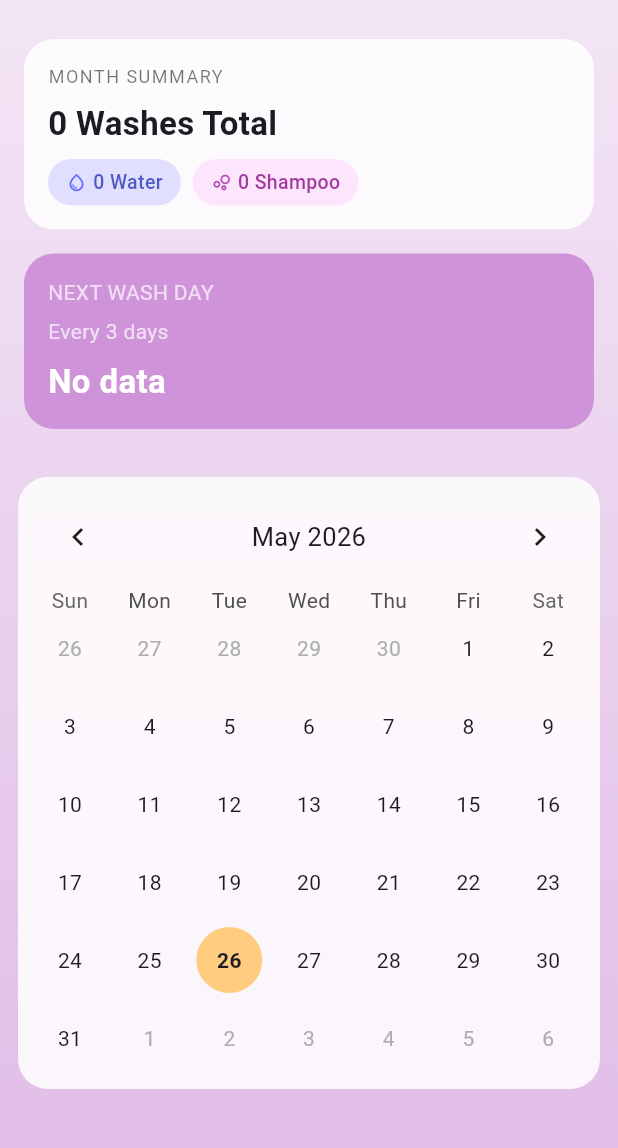
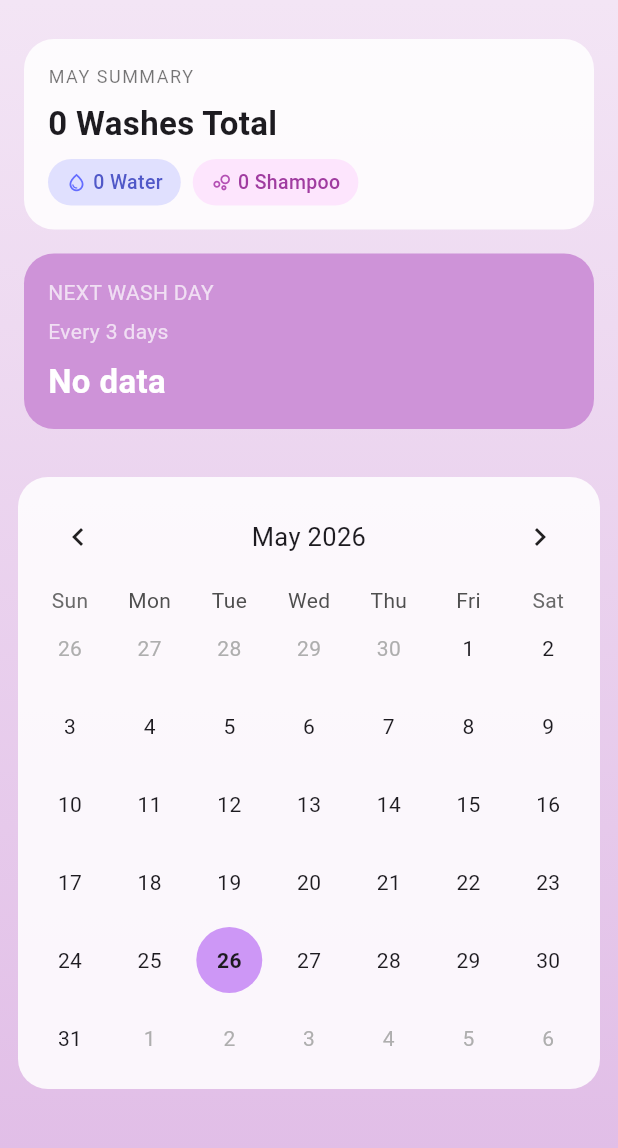
Before and after one commit to adrxjaa/rapunzel, a Flutter app: the screen it shows after launch, on a phone screen of 412 x 824 dp, the part 84-1232 px from its top. Run offline on Flutter 3.47's test engine with Material 3 defaults, Android fonts, the phone set to English and light mode, and no system bars; drawn by our look-alikes of table_calendar; our stand-ins replace hive, hive_flutter; accounts and stored records are empty.

Commit message:
more ui changes

```diff
--- a/lib/home.dart
+++ b/lib/home.dart
@@ -25,12 +25,10 @@ class _MyHomePageState extends State<MyHomePage> {
 
   String _key(DateTime d) => "${d.year}-${d.month}-${d.day}";
 
-  // 🔹 GET FREQUENCY
   int _getFrequency() {
     return box.get('frequency', defaultValue: 3);
   }
 
-  // 🔹 SET FREQUENCY DIALOG
   void _showFrequencyDialog() {
     int temp = _getFrequency();
 
@@ -46,20 +44,13 @@ class _MyHomePageState extends State<MyHomePage> {
                 children: [
                   IconButton(
                     onPressed: () {
-                      if (temp > 1) {
-                        setStateDialog(() => temp--);
-                      }
+                      if (temp > 1) setStateDialog(() => temp--);
                     },
                     icon: const Icon(Icons.remove),
                   ),
-                  Text(
-                    "$temp days",
-                    style: const TextStyle(fontSize: 18),
-                  ),
+                  Text("$temp days", style: const TextStyle(fontSize: 18)),
                   IconButton(
-                    onPressed: () {
-                      setStateDialog(() => temp++);
-                    },
+                    onPressed: () => setStateDialog(() => temp++),
                     icon: const Icon(Icons.add),
                   ),
                 ],
@@ -81,7 +72,6 @@ class _MyHomePageState extends State<MyHomePage> {
     );
   }
 
-  // 🔹 ADD / REMOVE WASH
   void _showWashDialog(DateTime day) {
     showDialog(
       context: context,
@@ -94,18 +84,14 @@ class _MyHomePageState extends State<MyHomePage> {
               ListTile(
                 title: const Text("Water Wash"),
                 onTap: () {
-                  setState(() {
-                    box.put(_key(day), "water");
-                  });
+                  setState(() => box.put(_key(day), "water"));
                   Navigator.pop(context);
                 },
               ),
               ListTile(
                 title: const Text("Shampoo + Conditioner"),
                 onTap: () {
-                  setState(() {
-                    box.put(_key(day), "shampoo");
-                  });
+                  setState(() => box.put(_key(day), "shampoo"));
                   Navigator.pop(context);
                 },
               ),
@@ -113,9 +99,7 @@ class _MyHomePageState extends State<MyHomePage> {
               ListTile(
                 title: const Text("Remove Entry"),
                 onTap: () {
-                  setState(() {
-                    box.delete(_key(day));
-                  });
+                  setState(() => box.delete(_key(day)));
                   Navigator.pop(context);
                 },
               ),
@@ -126,7 +110,6 @@ class _MyHomePageState extends State<MyHomePage> {
     );
   }
 
-  // 🔹 COLOR DAYS
   Color? _getDayColor(DateTime day) {
     final type = box.get(_key(day));
     if (type == "water") return const Color.fromARGB(255, 158, 163, 255);
@@ -134,9 +117,8 @@ class _MyHomePageState extends State<MyHomePage> {
     return null;
   }
 
-  // 🔹 MONTH COUNT (split by type)
-  Map<String, int> _monthlyCounts() {
-    final now = DateTime.now();
+  // 🔹 Now takes a `month` parameter instead of hardcoding DateTime.now()
+  Map<String, int> _monthlyCounts(DateTime month) {
     int water = 0;
     int shampoo = 0;
 
@@ -150,7 +132,7 @@ class _MyHomePageState extends State<MyHomePage> {
         int.parse(parts[2]),
       );
 
-      if (date.month == now.month && date.year == now.year) {
+      if (date.month == month.month && date.year == month.year) {
         final type = box.get(key);
         if (type == "water") water++;
         if (type == "shampoo") shampoo++;
@@ -160,7 +142,6 @@ class _MyHomePageState extends State<MyHomePage> {
     return {"water": water, "shampoo": shampoo};
   }
 
-  // 🔹 NEXT WASH LOGIC
   DateTime? _nextWashDay() {
     List<DateTime> shampooDays = [];
 
@@ -184,19 +165,25 @@ class _MyHomePageState extends State<MyHomePage> {
     final freq = _getFrequency();
     final computed = shampooDays.last.add(Duration(days: freq));
 
-    // If the computed next wash day has already passed, show today instead
     final today = DateTime.now();
     final todayNormalized = DateTime(today.year, today.month, today.day);
-    if (computed.isBefore(todayNormalized)) {
-      return todayNormalized;
-    }
+    if (computed.isBefore(todayNormalized)) return todayNormalized;
 
     return computed;
   }
 
+  String _monthName(DateTime d) {
+    const months = [
+      "January", "February", "March", "April", "May", "June",
+      "July", "August", "September", "October", "November", "December"
+    ];
+    return months[d.month - 1];
+  }
+
   @override
   Widget build(BuildContext context) {
-    final counts = _monthlyCounts();
+    // Pass _focusedDay so summary always reflects the visible calendar month
+    final counts = _monthlyCounts(_focusedDay);
     final next = _nextWashDay();
 
     return Scaffold(
@@ -204,10 +191,7 @@ class _MyHomePageState extends State<MyHomePage> {
         backgroundColor: lavender,
         title: const Text(
           "rapunzel",
-          style: TextStyle(
-            fontWeight: FontWeight.bold,
-            color: Colors.white,
-          ),
+          style: TextStyle(fontWeight: FontWeight.bold, color: Colors.white),
         ),
         centerTitle: true,
       ),
@@ -223,7 +207,7 @@ class _MyHomePageState extends State<MyHomePage> {
           children: [
             const SizedBox(height: 10),
 
-            // 📊 MONTH SUMMARY
+            // 📊 MONTH SUMMARY — label updates to match the visible month
             Container(
               margin: const EdgeInsets.all(16),
               padding: const EdgeInsets.all(16),
@@ -234,9 +218,9 @@ class _MyHomePageState extends State<MyHomePage> {
               child: Column(
                 crossAxisAlignment: CrossAxisAlignment.start,
                 children: [
-                  const Text(
-                    "MONTH SUMMARY",
-                    style: TextStyle(
+                  Text(
+                    "${_monthName(_focusedDay).toUpperCase()} SUMMARY",
+                    style: const TextStyle(
                       fontSize: 12,
                       color: Colors.black54,
                       letterSpacing: 1,
@@ -244,7 +228,7 @@ class _MyHomePageState extends State<MyHomePage> {
                   ),
                   const SizedBox(height: 8),
                   Text(
-                    "${(counts['water']! + counts['shampoo']!)} Washes Total",
+                    "${counts['water']! + counts['shampoo']!} Washes Total",
                     style: const TextStyle(
                       fontSize: 22,
                       fontWeight: FontWeight.bold,
@@ -253,7 +237,6 @@ class _MyHomePageState extends State<MyHomePage> {
                   const SizedBox(height: 8),
                   Row(
                     children: [
-                      // Water wash chip
                       Container(
                         padding: const EdgeInsets.symmetric(
                             horizontal: 12, vertical: 6),
@@ -280,7 +263,6 @@ class _MyHomePageState extends State<MyHomePage> {
                         ),
                       ),
                       const SizedBox(width: 8),
-                      // Shampoo wash chip
                       Container(
                         padding: const EdgeInsets.symmetric(
                             horizontal: 12, vertical: 6),
@@ -325,10 +307,8 @@ class _MyHomePageState extends State<MyHomePage> {
                 child: Column(
                   crossAxisAlignment: CrossAxisAlignment.start,
                   children: [
-                    const Text(
-                      "NEXT WASH DAY",
-                      style: TextStyle(color: Colors.white70),
-                    ),
+                    const Text("NEXT WASH DAY",
+                        style: TextStyle(color: Colors.white70)),
                     const SizedBox(height: 6),
                     Text(
                       "Every ${_getFrequency()} days",
@@ -369,6 +349,12 @@ class _MyHomePageState extends State<MyHomePage> {
                   titleCentered: true,
                 ),
                 selectedDayPredicate: (day) => isSameDay(_selectedDay, day),
+                // 🔹 This is the key: update _focusedDay when user swipes months
+                onPageChanged: (focusedDay) {
+                  setState(() {
+                    _focusedDay = focusedDay;
+                  });
+                },
                 onDaySelected: (selectedDay, focusedDay) {
                   setState(() {
                     _selectedDay = selectedDay;
@@ -382,51 +368,42 @@ class _MyHomePageState extends State<MyHomePage> {
                     return Container(
                       margin: const EdgeInsets.all(4),
                       decoration: BoxDecoration(
-                        color: color,
-                        shape: BoxShape.circle,
-                      ),
+                          color: color, shape: BoxShape.circle),
                       alignment: Alignment.center,
                       child: Text('${day.day}'),
                     );
                   },
                   todayBuilder: (context, day, focusedDay) {
-                    final loggedColor = _getDayColor(day);
-                    final color = loggedColor ?? const Color(0xFFFFCC80);
+                    final color =
+                        _getDayColor(day) ?? const Color.fromARGB(255, 205, 151, 246);
                     return Container(
                       margin: const EdgeInsets.all(4),
                       decoration: BoxDecoration(
-                        color: color,
-                        shape: BoxShape.circle,
-                      ),
+                          color: color, shape: BoxShape.circle),
                       alignment: Alignment.center,
-                      child: Text(
-                        '${day.day}',
-                        style: const TextStyle(fontWeight: FontWeight.bold),
-                      ),
+                      child: Text('${day.day}',
+                          style:
+                              const TextStyle(fontWeight: FontWeight.bold)),
                     );
                   },
                   selectedBuilder: (context, day, focusedDay) {
                     final isToday = isSameDay(day, DateTime.now());
-                    final loggedColor = _getDayColor(day);
-                    final color = loggedColor ??
+                    final color = _getDayColor(day) ??
                         (isToday
-                            ? const Color(0xFFFFCC80)
-                            : const Color(0xFFA5D6A7));
+                            ? const Color.fromARGB(255, 205, 151, 246)
+                            : const Color.fromARGB(255, 249, 164, 174));
                     return Container(
                       margin: const EdgeInsets.all(4),
                       decoration: BoxDecoration(
                         color: color,
                         shape: BoxShape.circle,
                         border: Border.all(
-                          color: Colors.green.shade300,
-                          width: 1.5,
-                        ),
+                            color: const Color.fromARGB(255, 249, 164, 174), width: 1.5),
                       ),
                       alignment: Alignment.center,
-                      child: Text(
-                        '${day.day}',
-                        style: const TextStyle(fontWeight: FontWeight.bold),
-                      ),
+                      child: Text('${day.day}',
+                          style:
+                              const TextStyle(fontWeight: FontWeight.bold)),
                     );
                   },
                 ),
```
